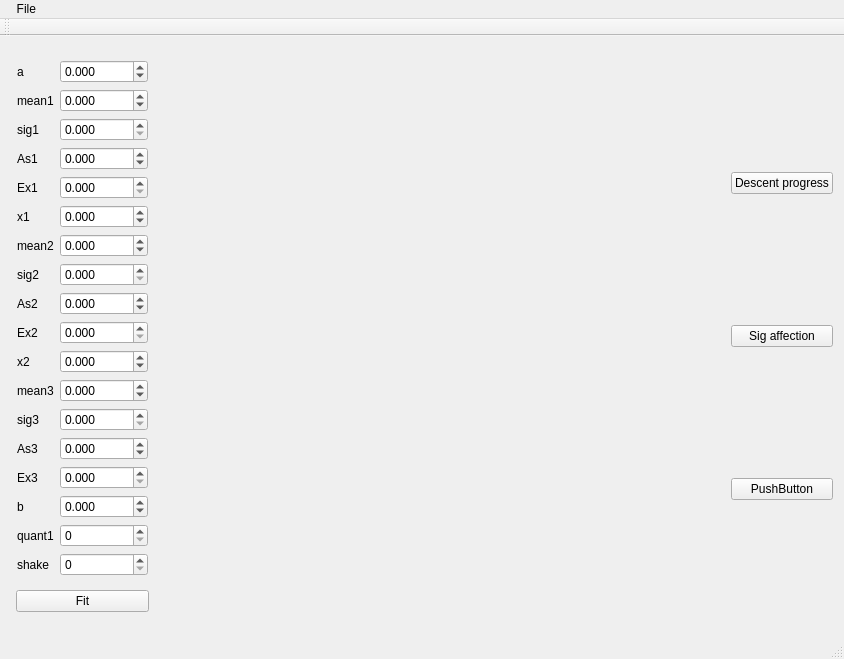
This is mainwindow.ui in Kuluum/ChosDistribution as Qt 5 draws it before an edit. The edited form follows.
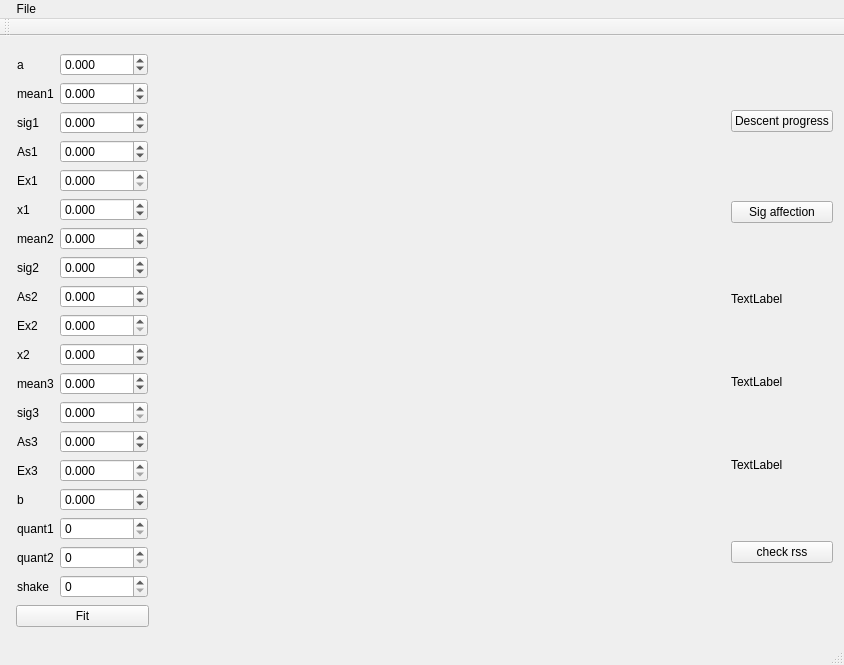
This is the edited form. Custom widgets are drawn as their Qt base class.

Patch:
```diff
--- a/mainwindow.ui
+++ b/mainwindow.ui
@@ -135,6 +135,9 @@
           <property name="decimals">
            <number>3</number>
           </property>
+          <property name="minimum">
+           <double>-10000.000000000000000</double>
+          </property>
           <property name="maximum">
            <double>10000.000000000000000</double>
           </property>
@@ -344,7 +347,7 @@
            <number>3</number>
           </property>
           <property name="minimum">
-           <double>0.000000000000000</double>
+           <double>-10000.000000000000000</double>
           </property>
           <property name="maximum">
            <double>10000.000000000000000</double>
@@ -352,6 +355,9 @@
           <property name="singleStep">
            <double>0.100000000000000</double>
           </property>
+          <property name="value">
+           <double>0.000000000000000</double>
+          </property>
          </widget>
         </item>
         <item row="10" column="1">
@@ -412,6 +418,9 @@
           </property>
          </widget>
         </item>
+        <item row="16" column="1">
+         <widget class="QSpinBox" name="quantilSpinBox"/>
+        </item>
         <item row="12" column="1">
          <widget class="QDoubleSpinBox" name="sig3DoubleSpinBox">
           <property name="decimals">
@@ -435,8 +444,8 @@
           </property>
          </widget>
         </item>
-        <item row="16" column="1">
-         <widget class="QSpinBox" name="quantilSpinBox"/>
+        <item row="18" column="1">
+         <widget class="QSpinBox" name="shakeSpinBox"/>
         </item>
         <item row="16" column="0">
          <widget class="QLabel" name="label_17">
@@ -445,15 +454,22 @@
           </property>
          </widget>
         </item>
-        <item row="17" column="0">
+        <item row="18" column="0">
          <widget class="QLabel" name="label_18">
           <property name="text">
            <string>shake</string>
           </property>
          </widget>
         </item>
+        <item row="17" column="0">
+         <widget class="QLabel" name="label_19">
+          <property name="text">
+           <string>quant2</string>
+          </property>
+         </widget>
+        </item>
         <item row="17" column="1">
-         <widget class="QSpinBox" name="shakeSpinBox"/>
+         <widget class="QSpinBox" name="quant2SpinBox"/>
         </item>
        </layout>
       </item>
@@ -487,6 +503,32 @@
       <property name="rightMargin">
        <number>0</number>
       </property>
+      <item row="4" column="0">
+       <widget class="QLabel" name="rss3Label">
+        <property name="sizePolicy">
+         <sizepolicy hsizetype="Preferred" vsizetype="Fixed">
+          <horstretch>0</horstretch>
+          <verstretch>0</verstretch>
+         </sizepolicy>
+        </property>
+        <property name="text">
+         <string>TextLabel</string>
+        </property>
+       </widget>
+      </item>
+      <item row="2" column="0">
+       <widget class="QLabel" name="rss1Label">
+        <property name="sizePolicy">
+         <sizepolicy hsizetype="Preferred" vsizetype="Fixed">
+          <horstretch>0</horstretch>
+          <verstretch>0</verstretch>
+         </sizepolicy>
+        </property>
+        <property name="text">
+         <string>TextLabel</string>
+        </property>
+       </widget>
+      </item>
       <item row="0" column="0">
        <widget class="QPushButton" name="pushButton">
         <property name="text">
@@ -494,13 +536,6 @@
         </property>
        </widget>
       </item>
-      <item row="2" column="0">
-       <widget class="QPushButton" name="pushButton_2">
-        <property name="text">
-         <string>PushButton</string>
-        </property>
-       </widget>
-      </item>
       <item row="1" column="0">
        <widget class="QPushButton" name="sigAffectionButton">
         <property name="text">
@@ -508,6 +543,26 @@
         </property>
        </widget>
       </item>
+      <item row="3" column="0">
+       <widget class="QLabel" name="rss2Label">
+        <property name="sizePolicy">
+         <sizepolicy hsizetype="Preferred" vsizetype="Fixed">
+          <horstretch>0</horstretch>
+          <verstretch>0</verstretch>
+         </sizepolicy>
+        </property>
+        <property name="text">
+         <string>TextLabel</string>
+        </property>
+       </widget>
+      </item>
+      <item row="5" column="0">
+       <widget class="QPushButton" name="checkRssButton">
+        <property name="text">
+         <string>check rss</string>
+        </property>
+       </widget>
+      </item>
      </layout>
     </item>
    </layout>
```
